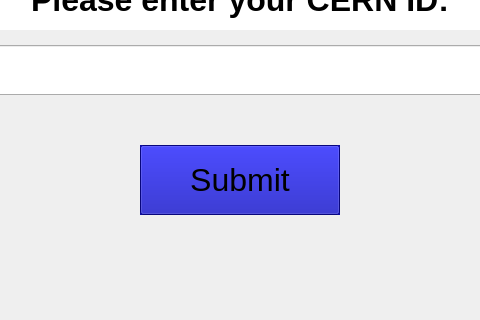
This is Webfest QT/windows/main_window.ui in gluoNNet/MyLastDayAtCERN as Qt 5 draws it before an edit; both pictures show x 160 to 640 and y 280 to 600 of the 800 by 600 pixel window. The edited form follows.
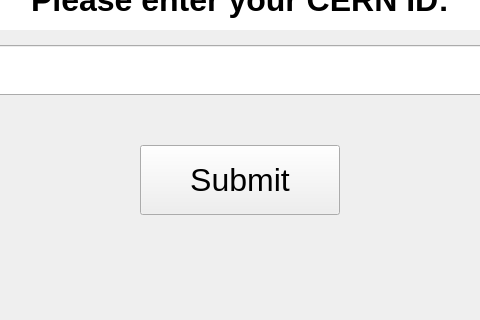
This is the edited form.

```diff
--- a/Webfest QT/windows/main_window.ui
+++ b/Webfest QT/windows/main_window.ui
@@ -23,286 +23,6 @@
       <height>70</height>
      </rect>
     </property>
-    <property name="palette">
-     <palette>
-      <active>
-       <colorrole role="WindowText">
-        <brush brushstyle="SolidPattern">
-         <color alpha="255">
-          <red>255</red>
-          <green>255</green>
-          <blue>255</blue>
-         </color>
-        </brush>
-       </colorrole>
-       <colorrole role="Button">
-        <brush brushstyle="SolidPattern">
-         <color alpha="255">
-          <red>11</red>
-          <green>9</green>
-          <blue>174</blue>
-         </color>
-        </brush>
-       </colorrole>
-       <colorrole role="Midlight">
-        <brush brushstyle="SolidPattern">
-         <color alpha="255">
-          <red>11</red>
-          <green>9</green>
-          <blue>174</blue>
-         </color>
-        </brush>
-       </colorrole>
-       <colorrole role="Dark">
-        <brush brushstyle="SolidPattern">
-         <color alpha="255">
-          <red>11</red>
-          <green>9</green>
-          <blue>174</blue>
-         </color>
-        </brush>
-       </colorrole>
-       <colorrole role="Mid">
-        <brush brushstyle="SolidPattern">
-         <color alpha="255">
-          <red>11</red>
-          <green>9</green>
-          <blue>174</blue>
-         </color>
-        </brush>
-       </colorrole>
-       <colorrole role="Text">
-        <brush brushstyle="SolidPattern">
-         <color alpha="255">
-          <red>0</red>
-          <green>0</green>
-          <blue>0</blue>
-         </color>
-        </brush>
-       </colorrole>
-       <colorrole role="ButtonText">
-        <brush brushstyle="SolidPattern">
-         <color alpha="255">
-          <red>0</red>
-          <green>0</green>
-          <blue>0</blue>
-         </color>
-        </brush>
-       </colorrole>
-       <colorrole role="Base">
-        <brush brushstyle="SolidPattern">
-         <color alpha="255">
-          <red>255</red>
-          <green>255</green>
-          <blue>255</blue>
-         </color>
-        </brush>
-       </colorrole>
-       <colorrole role="Window">
-        <brush brushstyle="SolidPattern">
-         <color alpha="255">
-          <red>11</red>
-          <green>9</green>
-          <blue>174</blue>
-         </color>
-        </brush>
-       </colorrole>
-       <colorrole role="PlaceholderText">
-        <brush brushstyle="SolidPattern">
-         <color alpha="128">
-          <red>0</red>
-          <green>0</green>
-          <blue>0</blue>
-         </color>
-        </brush>
-       </colorrole>
-      </active>
-      <inactive>
-       <colorrole role="WindowText">
-        <brush brushstyle="SolidPattern">
-         <color alpha="255">
-          <red>255</red>
-          <green>255</green>
-          <blue>255</blue>
-         </color>
-        </brush>
-       </colorrole>
-       <colorrole role="Button">
-        <brush brushstyle="SolidPattern">
-         <color alpha="255">
-          <red>11</red>
-          <green>9</green>
-          <blue>174</blue>
-         </color>
-        </brush>
-       </colorrole>
-       <colorrole role="Midlight">
-        <brush brushstyle="SolidPattern">
-         <color alpha="255">
-          <red>11</red>
-          <green>9</green>
-          <blue>174</blue>
-         </color>
-        </brush>
-       </colorrole>
-       <colorrole role="Dark">
-        <brush brushstyle="SolidPattern">
-         <color alpha="255">
-          <red>11</red>
-          <green>9</green>
-          <blue>174</blue>
-         </color>
-        </brush>
-       </colorrole>
-       <colorrole role="Mid">
-        <brush brushstyle="SolidPattern">
-         <color alpha="255">
-          <red>11</red>
-          <green>9</green>
-          <blue>174</blue>
-         </color>
-        </brush>
-       </colorrole>
-       <colorrole role="Text">
-        <brush brushstyle="SolidPattern">
-         <color alpha="255">
-          <red>0</red>
-          <green>0</green>
-          <blue>0</blue>
-         </color>
-        </brush>
-       </colorrole>
-       <colorrole role="ButtonText">
-        <brush brushstyle="SolidPattern">
-         <color alpha="255">
-          <red>0</red>
-          <green>0</green>
-          <blue>0</blue>
-         </color>
-        </brush>
-       </colorrole>
-       <colorrole role="Base">
-        <brush brushstyle="SolidPattern">
-         <color alpha="255">
-          <red>255</red>
-          <green>255</green>
-          <blue>255</blue>
-         </color>
-        </brush>
-       </colorrole>
-       <colorrole role="Window">
-        <brush brushstyle="SolidPattern">
-         <color alpha="255">
-          <red>11</red>
-          <green>9</green>
-          <blue>174</blue>
-         </color>
-        </brush>
-       </colorrole>
-       <colorrole role="PlaceholderText">
-        <brush brushstyle="SolidPattern">
-         <color alpha="128">
-          <red>0</red>
-          <green>0</green>
-          <blue>0</blue>
-         </color>
-        </brush>
-       </colorrole>
-      </inactive>
-      <disabled>
-       <colorrole role="WindowText">
-        <brush brushstyle="SolidPattern">
-         <color alpha="255">
-          <red>11</red>
-          <green>9</green>
-          <blue>174</blue>
-         </color>
-        </brush>
-       </colorrole>
-       <colorrole role="Button">
-        <brush brushstyle="SolidPattern">
-         <color alpha="255">
-          <red>11</red>
-          <green>9</green>
-          <blue>174</blue>
-         </color>
-        </brush>
-       </colorrole>
-       <colorrole role="Midlight">
-        <brush brushstyle="SolidPattern">
-         <color alpha="255">
-          <red>11</red>
-          <green>9</green>
-          <blue>174</blue>
-         </color>
-        </brush>
-       </colorrole>
-       <colorrole role="Dark">
-        <brush brushstyle="SolidPattern">
-         <color alpha="255">
-          <red>11</red>
-          <green>9</green>
-          <blue>174</blue>
-         </color>
-        </brush>
-       </colorrole>
-       <colorrole role="Mid">
-        <brush brushstyle="SolidPattern">
-         <color alpha="255">
-          <red>11</red>
-          <green>9</green>
-          <blue>174</blue>
-         </color>
-        </brush>
-       </colorrole>
-       <colorrole role="Text">
-        <brush brushstyle="SolidPattern">
-         <color alpha="255">
-          <red>11</red>
-          <green>9</green>
-          <blue>174</blue>
-         </color>
-        </brush>
-       </colorrole>
-       <colorrole role="ButtonText">
-        <brush brushstyle="SolidPattern">
-         <color alpha="255">
-          <red>11</red>
-          <green>9</green>
-          <blue>174</blue>
-         </color>
-        </brush>
-       </colorrole>
-       <colorrole role="Base">
-        <brush brushstyle="SolidPattern">
-         <color alpha="255">
-          <red>11</red>
-          <green>9</green>
-          <blue>174</blue>
-         </color>
-        </brush>
-       </colorrole>
-       <colorrole role="Window">
-        <brush brushstyle="SolidPattern">
-         <color alpha="255">
-          <red>11</red>
-          <green>9</green>
-          <blue>174</blue>
-         </color>
-        </brush>
-       </colorrole>
-       <colorrole role="PlaceholderText">
-        <brush brushstyle="SolidPattern">
-         <color alpha="128">
-          <red>0</red>
-          <green>0</green>
-          <blue>0</blue>
-         </color>
-        </brush>
-       </colorrole>
-      </disabled>
-     </palette>
-    </property>
     <property name="font">
      <font>
       <family>Arial</family>
```
